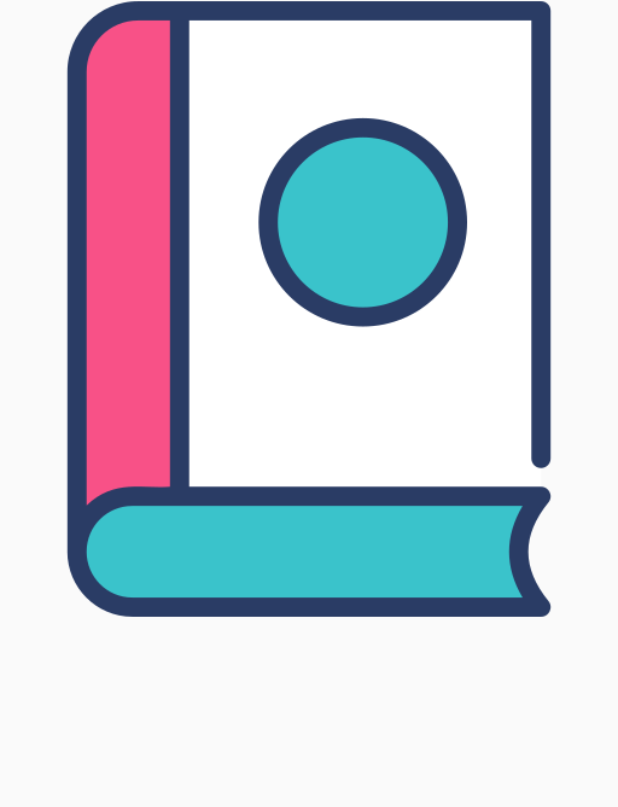
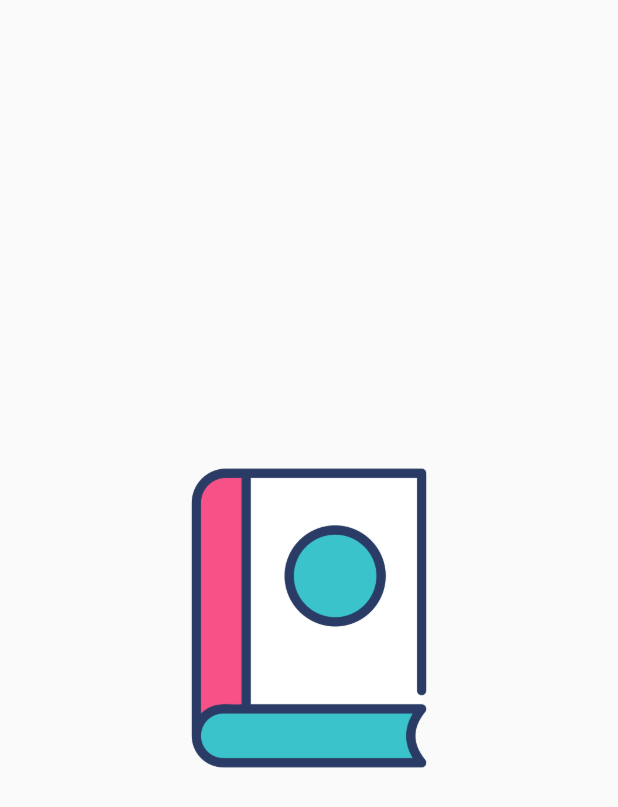
Before and after one commit to vedintech007/study-app-flutter, a Flutter app: the SplashScreen screen opened directly, on a phone screen of 412 x 824 dp. Shown: the top 807 px of the screen. Run offline on Flutter 3.47's test engine with Material 2 defaults, Android fonts, the phone set to English and light mode, and no system bars; our stand-ins replace cloud_firestore, firebase_core, get; accounts and stored records are empty; project files that could hold a hidden picture were left out.

Commit message:
done with splash skeleton

```diff
--- /dev/null
+++ b/lib/routes/app_routes.dart
@@ -0,0 +1,10 @@
+import 'package:flutter_study_app/screens/introduction/introduction.dart';
+import 'package:flutter_study_app/screens/splash/splash_screen.dart';
+import 'package:get/get.dart';
+
+class AppRoutes {
+  static List<GetPage> routes() => [
+        GetPage(name: "/", page: () => const SplashScreen()),
+        GetPage(name: "/introduction", page: () => const AppIntroductionScreen()),
+      ];
+}
--- a/lib/screens/splash/splash_screen.dart
+++ b/lib/screens/splash/splash_screen.dart
@@ -7,7 +7,12 @@ class SplashScreen extends StatelessWidget {
   Widget build(BuildContext context) {
     return Scaffold(
       body: Container(
-        child: Image.asset("assets/images/app_splash_logo.png"),
+        alignment: Alignment.center,
+        child: Image.asset(
+          "assets/images/app_splash_logo.png",
+          width: 200,
+          height: 200,
+        ),
       ),
     );
   }
```
Also changed, not shown: lib/bindings/initial_bindings.dart (added, +9 -0 lines), lib/controllers/auth_controller.dart (added, +20 -0 lines), lib/main.dart (+8 -3 lines), lib/screens/introduction/introduction.dart (added, +42 -0 lines), lib/widgets/app_circle_button.dart (added, +27 -0 lines), lib/configs/themes/app_dark_theme.dart (added), lib/configs/themes/app_light_theme.dart (added).
